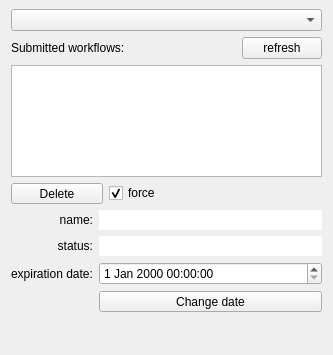
Qt form python/soma/workflow/gui/resource_wf_select.ui (populse/soma-workflow) before a commit.
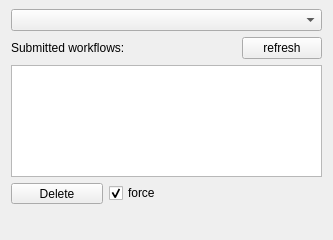
The same form after that commit.

The edit to the form file:
```diff
--- a/python/soma/workflow/gui/resource_wf_select.ui
+++ b/python/soma/workflow/gui/resource_wf_select.ui
@@ -7,7 +7,7 @@
     <x>0</x>
     <y>0</y>
     <width>329</width>
-    <height>355</height>
+    <height>240</height>
    </rect>
   </property>
   <property name="sizePolicy">
@@ -153,95 +153,14 @@
     </layout>
    </item>
    <item>
-    <widget class="QFrame" name="widget_wf_status_date">
-     <property name="frameShape">
-      <enum>QFrame::NoFrame</enum>
+    <layout class="QVBoxLayout" name="wf_info_layout">
+     <property name="topMargin">
+      <number>0</number>
      </property>
-     <property name="frameShadow">
-      <enum>QFrame::Raised</enum>
+     <property name="bottomMargin">
+      <number>9</number>
      </property>
-     <layout class="QGridLayout" name="gridLayout">
-      <property name="margin">
-       <number>0</number>
-      </property>
-      <item row="1" column="1">
-       <widget class="QLabel" name="label_6">
-        <property name="text">
-         <string>name:</string>
-        </property>
-        <property name="alignment">
-         <set>Qt::AlignRight|Qt::AlignTrailing|Qt::AlignVCenter</set>
-        </property>
-       </widget>
-      </item>
-      <item row="1" column="2">
-       <widget class="QLineEdit" name="wf_name">
-        <property name="frame">
-         <bool>false</bool>
-        </property>
-        <property name="readOnly">
-         <bool>true</bool>
-        </property>
-       </widget>
-      </item>
-      <item row="2" column="1">
-       <widget class="QLabel" name="label_2">
-        <property name="text">
-         <string>status:</string>
-        </property>
-        <property name="alignment">
-         <set>Qt::AlignRight|Qt::AlignTrailing|Qt::AlignVCenter</set>
-        </property>
-       </widget>
-      </item>
-      <item row="2" column="2">
-       <widget class="QLineEdit" name="wf_status">
-        <property name="frame">
-         <bool>false</bool>
-        </property>
-        <property name="readOnly">
-         <bool>true</bool>
-        </property>
-       </widget>
-      </item>
-      <item row="3" column="0" colspan="2">
-       <widget class="QLabel" name="label">
-        <property name="text">
-         <string>expiration date:</string>
-        </property>
-       </widget>
-      </item>
-      <item row="3" column="2">
-       <widget class="QDateTimeEdit" name="dateTimeEdit_expiration"/>
-      </item>
-      <item row="4" column="2">
-       <widget class="QToolButton" name="toolButton_change_exp_date">
-        <property name="sizePolicy">
-         <sizepolicy hsizetype="Minimum" vsizetype="Fixed">
-          <horstretch>0</horstretch>
-          <verstretch>0</verstretch>
-         </sizepolicy>
-        </property>
-        <property name="focusPolicy">
-         <enum>Qt::StrongFocus</enum>
-        </property>
-        <property name="text">
-         <string>Change date</string>
-        </property>
-        <property name="toolButtonStyle">
-         <enum>Qt::ToolButtonTextOnly</enum>
-        </property>
-       </widget>
-      </item>
-      <item row="1" column="0" rowspan="2">
-       <widget class="QLabel" name="wf_status_icon">
-        <property name="text">
-         <string/>
-        </property>
-       </widget>
-      </item>
-     </layout>
-    </widget>
+    </layout>
    </item>
    <item>
     <spacer name="verticalSpacer_2">
```
Left out of the diff: 2 changed lines with no effect on the pictures.
